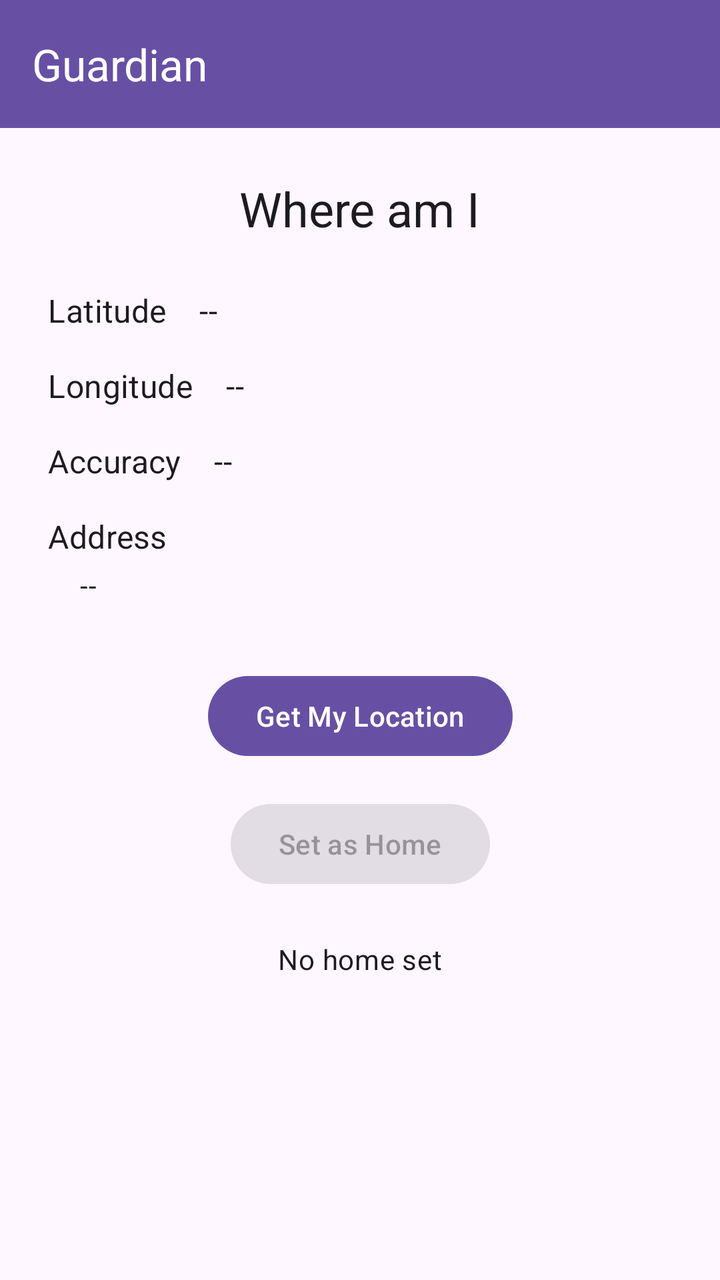
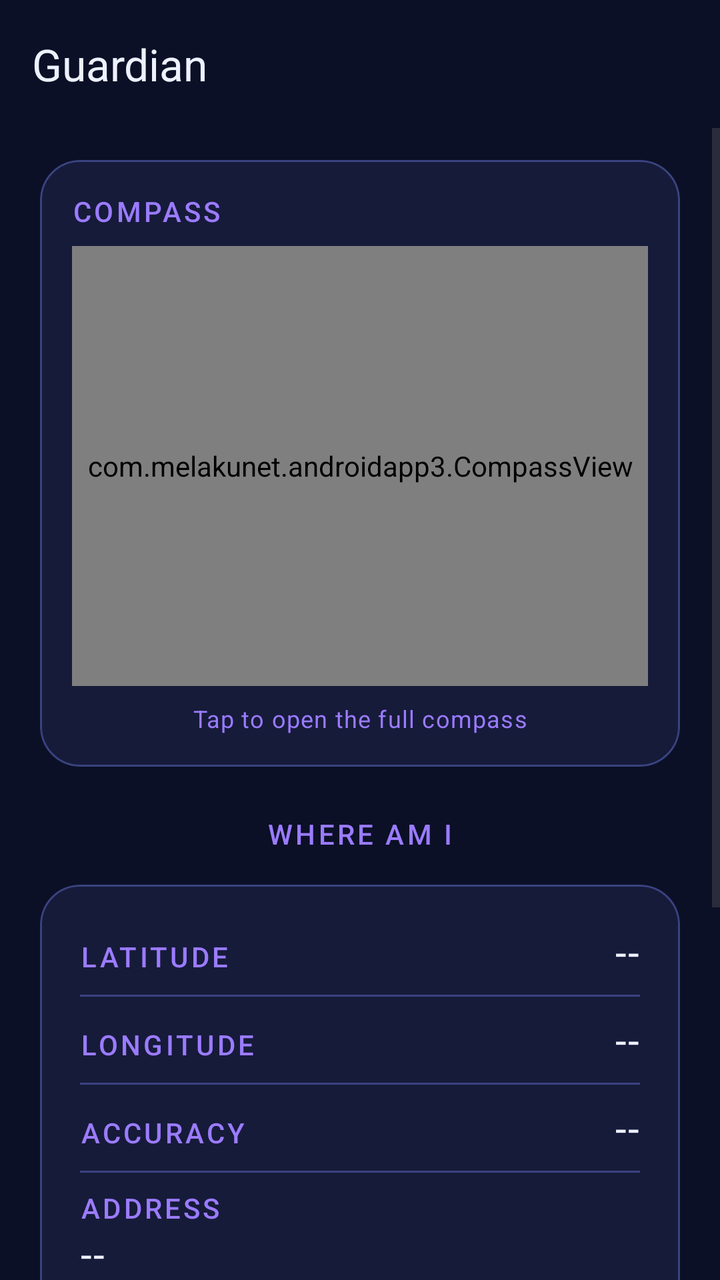

Compare the two renders of this Android layout. The source of the first and the diff that turns it into the second are given below.
<!-- AndroidManifest.xml: application theme Theme.AndroidApp3 -->
<!-- res/layout/activity_main.xml -->
<?xml version="1.0" encoding="utf-8"?>
<androidx.constraintlayout.widget.ConstraintLayout xmlns:android="http://schemas.android.com/apk/res/android"
    xmlns:app="http://schemas.android.com/apk/res-auto"
    xmlns:tools="http://schemas.android.com/tools"
    android:id="@+id/main"
    android:layout_width="match_parent"
    android:layout_height="match_parent"
    tools:context=".MainActivity">

    <androidx.appcompat.widget.Toolbar
        android:id="@+id/toolbar"
        android:layout_width="match_parent"
        android:layout_height="?attr/actionBarSize"
        android:background="?attr/colorPrimary"
        android:elevation="4dp"
        android:theme="@style/ThemeOverlay.AppCompat.ActionBar"
        app:layout_constraintTop_toTopOf="parent"
        app:title="@string/app_name"
        app:titleTextColor="@android:color/white" />

    <TextView
        android:id="@+id/titleText"
        android:layout_width="wrap_content"
        android:layout_height="wrap_content"
        android:layout_marginTop="24dp"
        android:text="@string/title_where_am_i"
        android:textAppearance="@style/TextAppearance.MaterialComponents.Headline5"
        app:layout_constraintEnd_toEndOf="parent"
        app:layout_constraintStart_toStartOf="parent"
        app:layout_constraintTop_toBottomOf="@id/toolbar" />

    
    <TextView
        android:id="@+id/latitudeLabel"
        android:layout_width="wrap_content"
        android:layout_height="wrap_content"
        android:layout_marginStart="24dp"
        android:layout_marginTop="24dp"
        android:text="@string/label_latitude"
        android:textAppearance="@style/TextAppearance.MaterialComponents.Subtitle1"
        app:layout_constraintStart_toStartOf="parent"
        app:layout_constraintTop_toBottomOf="@id/titleText" />

    <TextView
        android:id="@+id/latitudeText"
        android:layout_width="0dp"
        android:layout_height="wrap_content"
        android:layout_marginStart="16dp"
        android:layout_marginEnd="24dp"
        android:text="@string/placeholder_value"
        android:textAppearance="@style/TextAppearance.MaterialComponents.Body1"
        app:layout_constraintBaseline_toBaselineOf="@id/latitudeLabel"
        app:layout_constraintEnd_toEndOf="parent"
        app:layout_constraintStart_toEndOf="@id/latitudeLabel" />

    
    <TextView
        android:id="@+id/longitudeLabel"
        android:layout_width="wrap_content"
        android:layout_height="wrap_content"
        android:layout_marginTop="16dp"
        android:text="@string/label_longitude"
        android:textAppearance="@style/TextAppearance.MaterialComponents.Subtitle1"
        app:layout_constraintStart_toStartOf="@id/latitudeLabel"
        app:layout_constraintTop_toBottomOf="@id/latitudeLabel" />

    <TextView
        android:id="@+id/longitudeText"
        android:layout_width="0dp"
        android:layout_height="wrap_content"
        android:layout_marginStart="16dp"
        android:layout_marginEnd="24dp"
        android:text="@string/placeholder_value"
        android:textAppearance="@style/TextAppearance.MaterialComponents.Body1"
        app:layout_constraintBaseline_toBaselineOf="@id/longitudeLabel"
        app:layout_constraintEnd_toEndOf="parent"
        app:layout_constraintStart_toEndOf="@id/longitudeLabel" />

    
    <TextView
        android:id="@+id/accuracyLabel"
        android:layout_width="wrap_content"
        android:layout_height="wrap_content"
        android:layout_marginTop="16dp"
        android:text="@string/label_accuracy"
        android:textAppearance="@style/TextAppearance.MaterialComponents.Subtitle1"
        app:layout_constraintStart_toStartOf="@id/latitudeLabel"
        app:layout_constraintTop_toBottomOf="@id/longitudeLabel" />

    <TextView
        android:id="@+id/accuracyText"
        android:layout_width="0dp"
        android:layout_height="wrap_content"
        android:layout_marginStart="16dp"
        android:layout_marginEnd="24dp"
        android:text="@string/placeholder_value"
        android:textAppearance="@style/TextAppearance.MaterialComponents.Body1"
        app:layout_constraintBaseline_toBaselineOf="@id/accuracyLabel"
        app:layout_constraintEnd_toEndOf="parent"
        app:layout_constraintStart_toEndOf="@id/accuracyLabel" />

    
    <TextView
        android:id="@+id/addressLabel"
        android:layout_width="wrap_content"
        android:layout_height="wrap_content"
        android:layout_marginTop="16dp"
        android:text="@string/label_address"
        android:textAppearance="@style/TextAppearance.MaterialComponents.Subtitle1"
        app:layout_constraintStart_toStartOf="@id/latitudeLabel"
        app:layout_constraintTop_toBottomOf="@id/accuracyLabel" />

    <TextView
        android:id="@+id/addressText"
        android:layout_width="0dp"
        android:layout_height="wrap_content"
        android:layout_marginStart="16dp"
        android:layout_marginTop="4dp"
        android:layout_marginEnd="24dp"
        android:text="@string/placeholder_value"
        android:textAppearance="@style/TextAppearance.MaterialComponents.Body2"
        app:layout_constraintEnd_toEndOf="parent"
        app:layout_constraintStart_toStartOf="@id/latitudeLabel"
        app:layout_constraintTop_toBottomOf="@id/addressLabel" />

    <Button
        android:id="@+id/locationButton"
        android:layout_width="wrap_content"
        android:layout_height="wrap_content"
        android:layout_marginTop="32dp"
        android:text="@string/btn_get_location"
        app:layout_constraintEnd_toEndOf="parent"
        app:layout_constraintStart_toStartOf="parent"
        app:layout_constraintTop_toBottomOf="@id/addressText" />

    <Button
        android:id="@+id/setHomeButton"
        android:layout_width="wrap_content"
        android:layout_height="wrap_content"
        android:layout_marginTop="16dp"
        android:enabled="false"
        android:text="@string/btn_set_as_home"
        app:layout_constraintEnd_toEndOf="parent"
        app:layout_constraintStart_toStartOf="parent"
        app:layout_constraintTop_toBottomOf="@id/locationButton" />

    <TextView
        android:id="@+id/homeStatusText"
        android:layout_width="0dp"
        android:layout_height="wrap_content"
        android:layout_marginStart="24dp"
        android:layout_marginTop="24dp"
        android:layout_marginEnd="24dp"
        android:gravity="center"
        android:text="@string/status_no_home"
        android:textAppearance="@style/TextAppearance.MaterialComponents.Body2"
        app:layout_constraintEnd_toEndOf="parent"
        app:layout_constraintStart_toStartOf="parent"
        app:layout_constraintTop_toBottomOf="@id/setHomeButton" />

</androidx.constraintlayout.widget.ConstraintLayout>
<!-- resources referenced by this layout -->
<resources>
  <string name="app_name">Guardian</string>
  <string name="btn_get_location">Get My Location</string>
  <string name="btn_set_as_home">Set as Home</string>
  <string name="label_accuracy">Accuracy</string>
  <string name="label_address">Address</string>
  <string name="label_latitude">Latitude</string>
  <string name="label_longitude">Longitude</string>
  <string name="placeholder_value">--</string>
  <string name="status_no_home">No home set</string>
  <string name="title_where_am_i">Where am I</string>
  <style name="Theme.AndroidApp3" parent="Base.Theme.AndroidApp3" />
  <style name="Base.Theme.AndroidApp3" parent="Theme.Material3.DayNight.NoActionBar">
          
          
      </style>
</resources>

<!-- the commit's change to res/layout/activity_main.xml (unified diff, before → after) -->
@@ -5,157 +5,250 @@
     android:id="@+id/main"
     android:layout_width="match_parent"
     android:layout_height="match_parent"
+    android:background="?android:attr/colorBackground"
     tools:context=".MainActivity">
 
     <androidx.appcompat.widget.Toolbar
         android:id="@+id/toolbar"
         android:layout_width="match_parent"
         android:layout_height="?attr/actionBarSize"
-        android:background="?attr/colorPrimary"
-        android:elevation="4dp"
-        android:theme="@style/ThemeOverlay.AppCompat.ActionBar"
+        android:background="?android:attr/colorBackground"
+        android:elevation="0dp"
         app:layout_constraintTop_toTopOf="parent"
         app:title="@string/app_name"
-        app:titleTextColor="@android:color/white" />
-
-    <TextView
-        android:id="@+id/titleText"
-        android:layout_width="wrap_content"
-        android:layout_height="wrap_content"
-        android:layout_marginTop="24dp"
-        android:text="@string/title_where_am_i"
-        android:textAppearance="@style/TextAppearance.MaterialComponents.Headline5"
-        app:layout_constraintEnd_toEndOf="parent"
-        app:layout_constraintStart_toStartOf="parent"
-        app:layout_constraintTop_toBottomOf="@id/toolbar" />
-
-    
-    <TextView
-        android:id="@+id/latitudeLabel"
-        android:layout_width="wrap_content"
-        android:layout_height="wrap_content"
-        android:layout_marginStart="24dp"
-        android:layout_marginTop="24dp"
-        android:text="@string/label_latitude"
-        android:textAppearance="@style/TextAppearance.MaterialComponents.Subtitle1"
-        app:layout_constraintStart_toStartOf="parent"
-        app:layout_constraintTop_toBottomOf="@id/titleText" />
-
-    <TextView
-        android:id="@+id/latitudeText"
-        android:layout_width="0dp"
-        android:layout_height="wrap_content"
-        android:layout_marginStart="16dp"
-        android:layout_marginEnd="24dp"
-        android:text="@string/placeholder_value"
-        android:textAppearance="@style/TextAppearance.MaterialComponents.Body1"
-        app:layout_constraintBaseline_toBaselineOf="@id/latitudeLabel"
-        app:layout_constraintEnd_toEndOf="parent"
-        app:layout_constraintStart_toEndOf="@id/latitudeLabel" />
-
-    
-    <TextView
-        android:id="@+id/longitudeLabel"
-        android:layout_width="wrap_content"
-        android:layout_height="wrap_content"
-        android:layout_marginTop="16dp"
-        android:text="@string/label_longitude"
-        android:textAppearance="@style/TextAppearance.MaterialComponents.Subtitle1"
-        app:layout_constraintStart_toStartOf="@id/latitudeLabel"
-        app:layout_constraintTop_toBottomOf="@id/latitudeLabel" />
-
-    <TextView
-        android:id="@+id/longitudeText"
-        android:layout_width="0dp"
-        android:layout_height="wrap_content"
-        android:layout_marginStart="16dp"
-        android:layout_marginEnd="24dp"
-        android:text="@string/placeholder_value"
-        android:textAppearance="@style/TextAppearance.MaterialComponents.Body1"
-        app:layout_constraintBaseline_toBaselineOf="@id/longitudeLabel"
-        app:layout_constraintEnd_toEndOf="parent"
-        app:layout_constraintStart_toEndOf="@id/longitudeLabel" />
-
-    
-    <TextView
-        android:id="@+id/accuracyLabel"
-        android:layout_width="wrap_content"
-        android:layout_height="wrap_content"
-        android:layout_marginTop="16dp"
-        android:text="@string/label_accuracy"
-        android:textAppearance="@style/TextAppearance.MaterialComponents.Subtitle1"
-        app:layout_constraintStart_toStartOf="@id/latitudeLabel"
-        app:layout_constraintTop_toBottomOf="@id/longitudeLabel" />
-
-    <TextView
-        android:id="@+id/accuracyText"
-        android:layout_width="0dp"
-        android:layout_height="wrap_content"
-        android:layout_marginStart="16dp"
-        android:layout_marginEnd="24dp"
-        android:text="@string/placeholder_value"
-        android:textAppearance="@style/TextAppearance.MaterialComponents.Body1"
-        app:layout_constraintBaseline_toBaselineOf="@id/accuracyLabel"
-        app:layout_constraintEnd_toEndOf="parent"
-        app:layout_constraintStart_toEndOf="@id/accuracyLabel" />
-
-    
-    <TextView
-        android:id="@+id/addressLabel"
-        android:layout_width="wrap_content"
-        android:layout_height="wrap_content"
-        android:layout_marginTop="16dp"
-        android:text="@string/label_address"
-        android:textAppearance="@style/TextAppearance.MaterialComponents.Subtitle1"
-        app:layout_constraintStart_toStartOf="@id/latitudeLabel"
-        app:layout_constraintTop_toBottomOf="@id/accuracyLabel" />
-
-    <TextView
-        android:id="@+id/addressText"
-        android:layout_width="0dp"
-        android:layout_height="wrap_content"
-        android:layout_marginStart="16dp"
-        android:layout_marginTop="4dp"
-        android:layout_marginEnd="24dp"
-        android:text="@string/placeholder_value"
-        android:textAppearance="@style/TextAppearance.MaterialComponents.Body2"
-        app:layout_constraintEnd_toEndOf="parent"
-        app:layout_constraintStart_toStartOf="@id/latitudeLabel"
-        app:layout_constraintTop_toBottomOf="@id/addressLabel" />
-
-    <Button
-        android:id="@+id/locationButton"
-        android:layout_width="wrap_content"
-        android:layout_height="wrap_content"
-        android:layout_marginTop="32dp"
-        android:text="@string/btn_get_location"
-        app:layout_constraintEnd_toEndOf="parent"
-        app:layout_constraintStart_toStartOf="parent"
-        app:layout_constraintTop_toBottomOf="@id/addressText" />
-
-    <Button
-        android:id="@+id/setHomeButton"
-        android:layout_width="wrap_content"
-        android:layout_height="wrap_content"
-        android:layout_marginTop="16dp"
-        android:enabled="false"
-        android:text="@string/btn_set_as_home"
-        app:layout_constraintEnd_toEndOf="parent"
-        app:layout_constraintStart_toStartOf="parent"
-        app:layout_constraintTop_toBottomOf="@id/locationButton" />
-
-    <TextView
-        android:id="@+id/homeStatusText"
-        android:layout_width="0dp"
-        android:layout_height="wrap_content"
-        android:layout_marginStart="24dp"
-        android:layout_marginTop="24dp"
-        android:layout_marginEnd="24dp"
-        android:gravity="center"
-        android:text="@string/status_no_home"
-        android:textAppearance="@style/TextAppearance.MaterialComponents.Body2"
-        app:layout_constraintEnd_toEndOf="parent"
-        app:layout_constraintStart_toStartOf="parent"
-        app:layout_constraintTop_toBottomOf="@id/setHomeButton" />
+        app:titleTextColor="?attr/colorOnSurface" />
+
+    <ScrollView
+        android:layout_width="match_parent"
+        android:layout_height="0dp"
+        app:layout_constraintBottom_toBottomOf="parent"
+        app:layout_constraintTop_toBottomOf="@id/toolbar">
+
+        <androidx.constraintlayout.widget.ConstraintLayout
+            android:layout_width="match_parent"
+            android:layout_height="wrap_content"
+            android:paddingBottom="32dp">
+
+            
+            <com.google.android.material.card.MaterialCardView
+                android:id="@+id/compassCard"
+                android:layout_width="match_parent"
+                android:layout_height="wrap_content"
+                android:layout_marginHorizontal="20dp"
+                android:layout_marginTop="16dp"
+                app:cardBackgroundColor="?attr/colorSurface"
+                app:cardCornerRadius="20dp"
+                app:strokeColor="?attr/colorOutline"
+                app:strokeWidth="1dp"
+                app:layout_constraintTop_toTopOf="parent">
+
+                <androidx.constraintlayout.widget.ConstraintLayout
+                    android:layout_width="match_parent"
+                    android:layout_height="wrap_content"
+                    android:padding="16dp">
+
+                    <TextView
+                        android:id="@+id/miniCompassLabel"
+                        android:layout_width="wrap_content"
+                        android:layout_height="wrap_content"
+                        android:text="@string/label_mini_compass"
+                        style="@style/TextAppearance.Guardian.Label"
+                        app:layout_constraintStart_toStartOf="parent"
+                        app:layout_constraintTop_toTopOf="parent" />
+
+                    <com.melakunet.androidapp3.CompassView
+                        android:id="@+id/miniCompass"
+                        android:layout_width="match_parent"
+                        android:layout_height="220dp"
+                        android:layout_marginTop="8dp"
+                        app:layout_constraintTop_toBottomOf="@id/miniCompassLabel" />
+
+                    <TextView
+                        android:id="@+id/miniCompassHint"
+                        android:layout_width="wrap_content"
+                        android:layout_height="wrap_content"
+                        android:layout_marginTop="8dp"
+                        android:text="@string/hint_open_compass"
+                        style="@style/TextAppearance.MaterialComponents.Caption"
+                        android:textColor="?attr/colorSecondary"
+                        app:layout_constraintEnd_toEndOf="parent"
+                        app:layout_constraintStart_toStartOf="parent"
+                        app:layout_constraintTop_toBottomOf="@id/miniCompass" />
+
+                </androidx.constraintlayout.widget.ConstraintLayout>
+            </com.google.android.material.card.MaterialCardView>
+
+            <TextView
+                android:id="@+id/titleText"
+                android:layout_width="wrap_content"
+                android:layout_height="wrap_content"
+                android:layout_marginTop="24dp"
+                android:text="@string/title_where_am_i"
+                style="@style/TextAppearance.Guardian.Label"
+                app:layout_constraintEnd_toEndOf="parent"
+                app:layout_constraintStart_toStartOf="parent"
+                app:layout_constraintTop_toBottomOf="@id/compassCard" />
+
+            
+            <com.google.android.material.card.MaterialCardView
+                android:id="@+id/locationCard"
+                android:layout_width="match_parent"
+                android:layout_height="wrap_content"
+                android:layout_marginHorizontal="20dp"
+                android:layout_marginTop="16dp"
+                app:cardBackgroundColor="?attr/colorSurface"
+                app:cardCornerRadius="20dp"
+                app:strokeColor="?attr/colorOutline"
+                app:strokeWidth="1dp"
+                app:layout_constraintTop_toBottomOf="@id/titleText">
+
+                <LinearLayout
+                    android:layout_width="match_parent"
+                    android:layout_height="wrap_content"
+                    android:orientation="vertical"
+                    android:padding="20dp">
+
+                    
+                    <LinearLayout
+                        android:layout_width="match_parent"
+                        android:layout_height="wrap_content"
+                        android:orientation="horizontal">
+                        <TextView
+                            android:id="@+id/latitudeLabel"
+                            android:layout_width="0dp"
+                            android:layout_height="wrap_content"
+                            android:layout_weight="1"
+                            android:text="@string/label_latitude"
+                            style="@style/TextAppearance.Guardian.Label" />
+                        <TextView
+                            android:id="@+id/latitudeText"
+                            android:layout_width="wrap_content"
+                            android:layout_height="wrap_content"
+                            android:text="@string/placeholder_value"
+                            style="@style/TextAppearance.Guardian.Value" />
+                    </LinearLayout>
+
+                    <View
+                        android:layout_width="match_parent"
+                        android:layout_height="1dp"
+                        android:layout_marginVertical="8dp"
+                        android:background="?attr/colorOutline" />
+
+                    <LinearLayout
+                        android:layout_width="match_parent"
+                        android:layout_height="wrap_content"
+                        android:orientation="horizontal">
+                        <TextView
+                            android:id="@+id/longitudeLabel"
+                            android:layout_width="0dp"
+                            android:layout_height="wrap_content"
+                            android:layout_weight="1"
+                            android:text="@string/label_longitude"
+                            style="@style/TextAppearance.Guardian.Label" />
+                        <TextView
+                            android:id="@+id/longitudeText"
+                            android:layout_width="wrap_content"
+                            android:layout_height="wrap_content"
+                            android:text="@string/placeholder_value"
+                            style="@style/TextAppearance.Guardian.Value" />
+                    </LinearLayout>
+
+                    <View
+                        android:layout_width="match_parent"
+                        android:layout_height="1dp"
+                        android:layout_marginVertical="8dp"
+                        android:background="?attr/colorOutline" />
+
+                    <LinearLayout
+                        android:layout_width="match_parent"
+                        android:layout_height="wrap_content"
+                        android:orientation="horizontal">
+                        <TextView
+                            android:id="@+id/accuracyLabel"
+                            android:layout_width="0dp"
+                            android:layout_height="wrap_content"
+                            android:layout_weight="1"
+                            android:text="@string/label_accuracy"
+                            style="@style/TextAppearance.Guardian.Label" />
+                        <TextView
+                            android:id="@+id/accuracyText"
+                            android:layout_width="wrap_content"
+                            android:layout_height="wrap_content"
+                            android:text="@string/placeholder_value"
+                            style="@style/TextAppearance.Guardian.Value" />
+                    </LinearLayout>
+
+                    <View
+                        android:layout_width="match_parent"
+                        android:layout_height="1dp"
+                        android:layout_marginVertical="8dp"
+                        android:background="?attr/colorOutline" />
+
+                    <TextView
+                        android:id="@+id/addressLabel"
+                        android:layout_width="wrap_content"
+                        android:layout_height="wrap_content"
+                        android:text="@string/label_address"
+                        style="@style/TextAppearance.Guardian.Label" />
+
+                    <TextView
+                        android:id="@+id/addressText"
+                        android:layout_width="match_parent"
+                        android:layout_height="wrap_content"
+                        android:text="@string/placeholder_value"
+                        style="@style/TextAppearance.Guardian.Value" />
+                </LinearLayout>
+            </com.google.android.material.card.MaterialCardView>
+
+            <Button
+                android:id="@+id/locationButton"
+                android:layout_width="0dp"
+                android:layout_height="wrap_content"
+                android:layout_marginHorizontal="40dp"
+                android:layout_marginTop="24dp"
+                android:text="@string/btn_get_location"
+                style="@style/Widget.Guardian.Button"
+                android:textColor="?attr/colorOnPrimary"
+                app:layout_constraintEnd_toEndOf="parent"
+                app:layout_constraintStart_toStartOf="parent"
+                app:layout_constraintTop_toBottomOf="@id/locationCard" />
+
+            <Button
+                android:id="@+id/setHomeButton"
+                android:layout_width="0dp"
+                android:layout_height="wrap_content"
+                android:layout_marginHorizontal="40dp"
+                android:layout_marginTop="12dp"
+                android:text="@string/btn_set_as_home"
+                style="@style/Widget.Guardian.Button.Outlined"
+                app:layout_constraintEnd_toEndOf="parent"
+                app:layout_constraintStart_toStartOf="parent"
+                app:layout_constraintTop_toBottomOf="@id/locationButton" />
+
+            
+            <com.google.android.material.card.MaterialCardView
+                android:id="@+id/homeStatusCard"
+                android:layout_width="match_parent"
+                android:layout_height="wrap_content"
+                android:layout_marginHorizontal="20dp"
+                android:layout_marginTop="24dp"
+                app:cardBackgroundColor="?attr/colorSurface"
+                app:cardCornerRadius="20dp"
+                app:strokeColor="?attr/colorOutline"
+                app:strokeWidth="1dp"
+                app:layout_constraintTop_toBottomOf="@id/setHomeButton">
+
+                <TextView
+                    android:id="@+id/homeStatusText"
+                    android:layout_width="match_parent"
+                    android:layout_height="wrap_content"
+                    android:gravity="center"
+                    android:padding="20dp"
+                    android:text="@string/status_no_home"
+                    style="@style/TextAppearance.Guardian.Value" />
+            </com.google.android.material.card.MaterialCardView>
+
+        </androidx.constraintlayout.widget.ConstraintLayout>
+    </ScrollView>
 
 </androidx.constraintlayout.widget.ConstraintLayout>
<!-- resource entries referenced after the edit -->
@@ -3,17 +3,65 @@
   <string name="app_name">Guardian</string>
   <string name="btn_get_location">Get My Location</string>
   <string name="btn_set_as_home">Set as Home</string>
+  <string name="hint_open_compass">Tap to open the full compass</string>
   <string name="label_accuracy">Accuracy</string>
   <string name="label_address">Address</string>
   <string name="label_latitude">Latitude</string>
   <string name="label_longitude">Longitude</string>
+  <string name="label_mini_compass">Compass</string>
   <string name="placeholder_value">--</string>
   <string name="status_no_home">No home set</string>
   <string name="title_where_am_i">Where am I</string>
-  <style name="Theme.AndroidApp3" parent="Base.Theme.AndroidApp3" />
-  <style name="Base.Theme.AndroidApp3" parent="Theme.Material3.DayNight.NoActionBar">
+  <style name="TextAppearance.Guardian.Label" parent="TextAppearance.Material3.LabelMedium">
+          <item name="android:fontFamily">sans-serif-condensed</item>
+          <item name="android:textSize">14sp</item>
+          <item name="android:letterSpacing">0.1</item>
+          <item name="android:textAllCaps">true</item>
+          <item name="android:textColor">@color/violet_secondary</item>
+      </style>
+  <style name="TextAppearance.Guardian.Value" parent="TextAppearance.Material3.BodyLarge">
+          <item name="android:fontFamily">sans-serif-medium</item>
+          <item name="android:textSize">20sp</item>
+          <item name="android:textColor">@color/sky_white_on</item>
+      </style>
+  <style name="Widget.Guardian.Button" parent="Widget.Material3.Button">
+          <item name="shapeAppearance">@style/ShapeAppearance.Guardian.Button</item>
+      </style>
+  <style name="Widget.Guardian.Button.Outlined" parent="Widget.Material3.Button.OutlinedButton">
+          <item name="shapeAppearance">@style/ShapeAppearance.Guardian.Button</item>
+          <item name="strokeColor">@color/violet_secondary</item>
+          <item name="android:textColor">@color/violet_secondary</item>
+      </style>
+  <style name="Theme.AndroidApp3" parent="Theme.Material3.DayNight.NoActionBar">
           
-          
+          <item name="colorPrimary">@color/teal_primary</item>
+          <item name="colorOnPrimary">@color/deep_navy_bg</item>
+          <item name="colorSecondary">@color/violet_secondary</item>
+          <item name="colorOnSecondary">@color/sky_white_on</item>
+          <item name="colorTertiary">@color/amber_tertiary</item>
+          <item name="colorOnTertiary">@color/deep_navy_bg</item>
+          <item name="colorSurface">@color/navy_surface</item>
+          <item name="colorOnSurface">@color/sky_white_on</item>
+          <item name="colorSurfaceVariant">@color/navy_surface_variant</item>
+          <item name="colorOnSurfaceVariant">@color/sky_white_on</item>
+          <item name="android:colorBackground">@color/deep_navy_bg</item>
+          <item name="colorOutline">@color/navy_outline</item>
+          <item name="colorError">@color/sunset_error</item>
+  
+          <item name="android:statusBarColor">@color/deep_navy_bg</item>
+          <item name="android:windowLightStatusBar">false</item>
       </style>
+  <color name="violet_secondary">#9B7BFF</color>
+  <color name="sky_white_on">#EEF1FF</color>
+  <style name="ShapeAppearance.Guardian.Button" parent="ShapeAppearance.Material3.MediumComponent">
+          <item name="cornerSize">24dp</item>
+      </style>
+  <color name="teal_primary">#5EE0D6</color>
+  <color name="deep_navy_bg">#0B1026</color>
+  <color name="amber_tertiary">#FFB347</color>
+  <color name="navy_surface">#161B3A</color>
+  <color name="navy_surface_variant">#1F2650</color>
+  <color name="navy_outline">#3A4380</color>
+  <color name="sunset_error">#FF6B6B</color>
 </resources>
 
